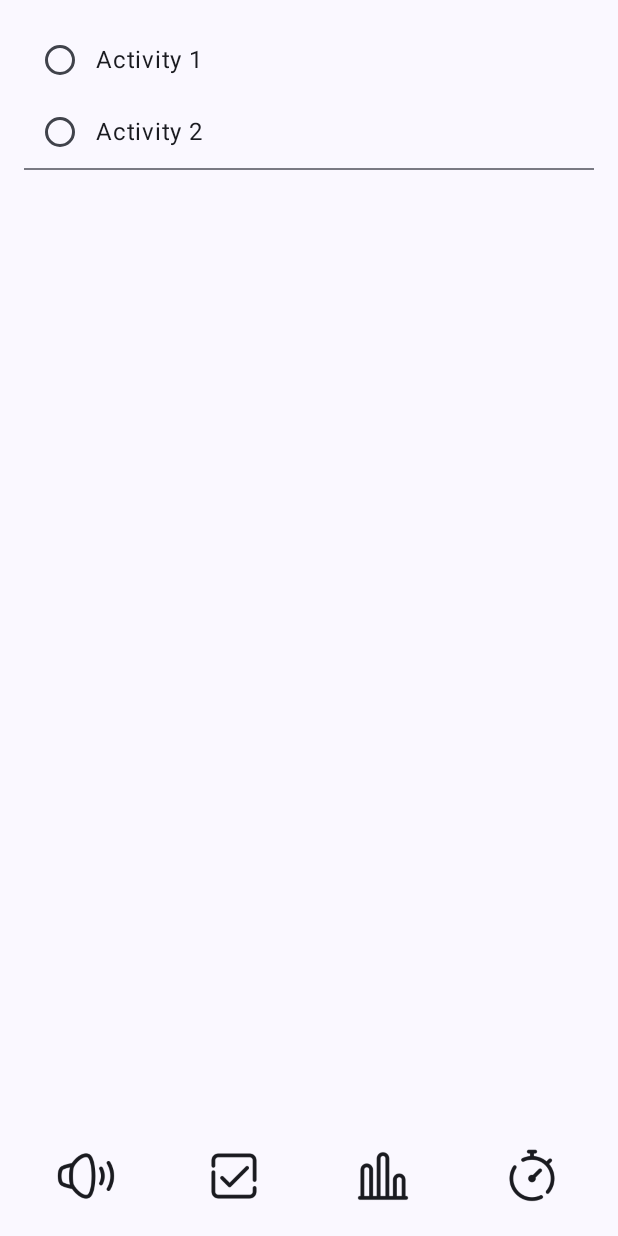
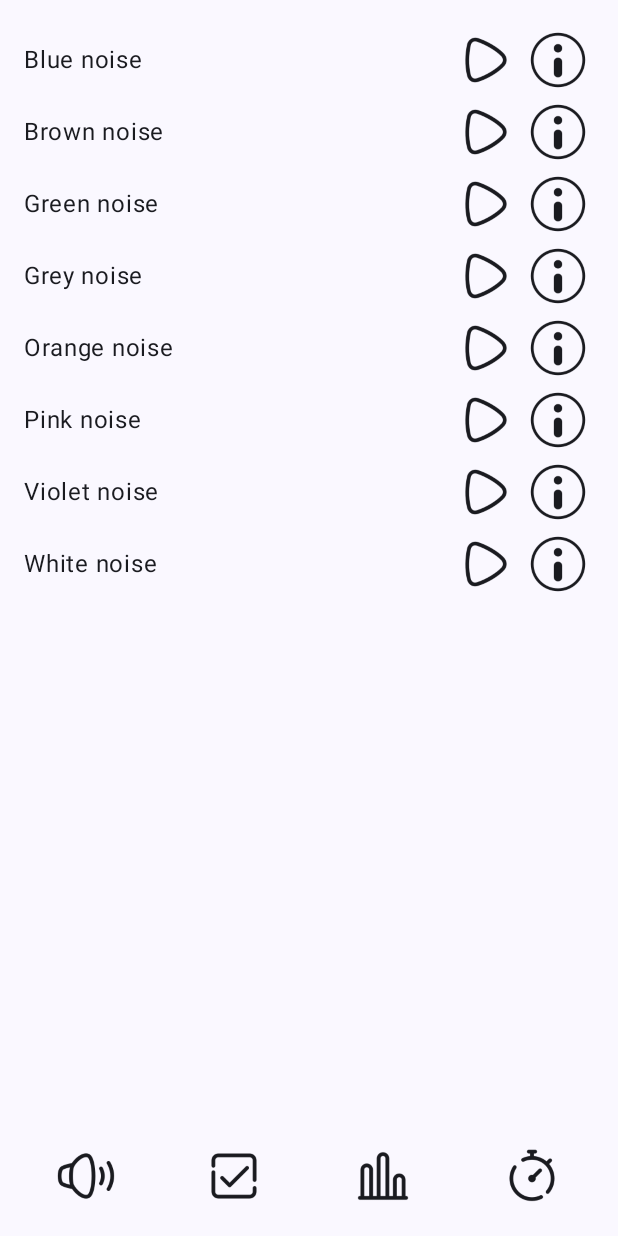
Before and after one commit to Kristina-Uglerova/ProdActivity, an Android app built with Jetpack Compose: the screen it shows after launch (MainActivity), on a phone screen of 412 x 824 dp. Run offline under Robolectric (Android 15) with nearby library versions, the phone set to English and light mode, and no system bars.

Commit message:
Noises player implementation

```diff
--- a/app/src/main/java/com/example/prodactivity/ProdActivityScreen.kt
+++ b/app/src/main/java/com/example/prodactivity/ProdActivityScreen.kt
@@ -63,7 +63,7 @@ fun ProdActivityApp (
             composable(route = ProdActivityScreen.NoisesScreen.name) {
                 val context = LocalContext.current
                 NoisesScreen(
-                    options = DataSource.activities.map { id -> context.resources.getString(id) },
+                    options = DataSource.noises,
                     onSelectionChanged = { viewModel.setActivityName(it) },
                     modifier = Modifier.fillMaxHeight()
                 )
--- a/app/src/main/java/com/example/prodactivity/data/DataSource.kt
+++ b/app/src/main/java/com/example/prodactivity/data/DataSource.kt
@@ -1,10 +1,17 @@
 package com.example.prodactivity.data
 
+import android.content.Context
 import com.example.prodactivity.R
 
 object DataSource {
-    val activities = listOf(
-        R.string.activity_1,
-        R.string.activity_2
+    val noises = listOf(
+        NoiseItem(R.string.blue_noise, R.raw.blue_noise),
+        NoiseItem(R.string.brown_noise, R.raw.brown_noise),
+        NoiseItem(R.string.green_noise, R.raw.green_noise),
+        NoiseItem(R.string.grey_noise, R.raw.grey_noise),
+        NoiseItem(R.string.orange_noise, R.raw.orange_noise),
+        NoiseItem(R.string.pink_noise, R.raw.pink_noise),
+        NoiseItem(R.string.violet_noise, R.raw.violet_noise),
+        NoiseItem(R.string.white_noise, R.raw.white_noise)
     )
 }
--- /dev/null
+++ b/app/src/main/java/com/example/prodactivity/data/NoiseItem.kt
@@ -0,0 +1,27 @@
+package com.example.prodactivity.data
+
+import android.content.Context
+import android.media.MediaPlayer
+
+data class NoiseItem(
+    val nameResId: Int,
+    val soundResId: Int,
+    var isPlaying: Boolean = false,
+    var mediaPlayer: MediaPlayer? = null
+) {
+    fun initializeMediaPlayer(context: Context) {
+        mediaPlayer = MediaPlayer.create(context, soundResId)
+    }
+    fun playPause(context: Context) {
+        if (mediaPlayer == null) {
+            initializeMediaPlayer(context)
+            mediaPlayer!!.isLooping = true
+        }
+        if (mediaPlayer!!.isPlaying) {
+            mediaPlayer!!.pause()
+        } else {
+            mediaPlayer!!.start()
+        }
+        isPlaying = mediaPlayer!!.isPlaying
+    }
+}
--- a/app/src/main/java/com/example/prodactivity/ui/NoisesScreen.kt
+++ b/app/src/main/java/com/example/prodactivity/ui/NoisesScreen.kt
@@ -1,34 +1,41 @@
 package com.example.prodactivity.ui
 
+import android.media.MediaPlayer
 import androidx.compose.foundation.layout.Arrangement
 import androidx.compose.foundation.layout.Column
 import androidx.compose.foundation.layout.Row
-import androidx.compose.foundation.layout.fillMaxHeight
+import androidx.compose.foundation.layout.Spacer
 import androidx.compose.foundation.layout.padding
 import androidx.compose.foundation.selection.selectable
-import androidx.compose.material3.Divider
-import androidx.compose.material3.RadioButton
+import androidx.compose.material3.Icon
+import androidx.compose.material3.IconButton
 import androidx.compose.material3.Text
 import androidx.compose.runtime.Composable
 import androidx.compose.runtime.getValue
 import androidx.compose.runtime.mutableStateOf
+import androidx.compose.runtime.remember
 import androidx.compose.runtime.saveable.rememberSaveable
 import androidx.compose.runtime.setValue
 import androidx.compose.ui.Alignment
 import androidx.compose.ui.Modifier
+import androidx.compose.ui.platform.LocalContext
 import androidx.compose.ui.res.dimensionResource
+import androidx.compose.ui.res.painterResource
+import androidx.compose.ui.res.stringResource
 import androidx.compose.ui.tooling.preview.Preview
 import com.example.prodactivity.R
+import com.example.prodactivity.data.NoiseItem
 import com.example.prodactivity.ui.theme.ProdActivityTheme
-
 @Composable
 fun NoisesScreen(
-    options: List<String>,
+    options: List<NoiseItem>,
     onSelectionChanged: (String) -> Unit = {},
     modifier: Modifier = Modifier
 ) {
     var selectedValue by rememberSaveable { mutableStateOf("") }
-
+    var isPlaying by remember { mutableStateOf(false) }
+    val context = LocalContext.current
+    var actualMediaPlayer by remember { mutableStateOf<MediaPlayer?>(null) }
     Column(
         modifier = modifier,
         verticalArrangement = Arrangement.SpaceBetween
@@ -37,28 +44,54 @@ fun NoisesScreen(
             options.forEach { item ->
                 Row(
                     modifier = Modifier.selectable(
-                        selected = selectedValue == item,
+                        selected = selectedValue == item.nameResId.toString(),
                         onClick = {
-                            selectedValue = item
-                            onSelectionChanged(item)
+                            selectedValue = item.nameResId.toString()
+                            onSelectionChanged(item.nameResId.toString())
                         }
                     ),
                     verticalAlignment = Alignment.CenterVertically
                 ) {
-                    RadioButton(
-                        selected = selectedValue == item,
+                    Text(stringResource(item.nameResId))
+                    Spacer(modifier = Modifier.weight(1f))
+                    IconButton(
                         onClick = {
-                            selectedValue = item
-                            onSelectionChanged(item)
+                            //if(actualMediaPlayer != null && actualMediaPlayer!!.isPlaying) {
+                              //  actualMediaPlayer!!.stop()
+                            //}
+                            item.playPause(context)
+                            isPlaying = item.isPlaying;
+                            //if(item.mediaPlayer!!.isPlaying) {
+                              //  actualMediaPlayer = item.mediaPlayer
+                            //}
                         }
-                    )
-                    Text(item)
+                    ) {
+                        Icon(
+                            painter = painterResource(
+                                if (item.isPlaying) R.drawable.noise_pause_icon else R.drawable.noise_play_icon
+                            ),
+                            contentDescription = stringResource(
+                                if (isPlaying) R.string.pause_icon else R.string.play_icon
+                            )
+                        )
+                    }
+                    IconButton(
+                        onClick = { }
+                    ) {
+                        Icon(
+                            painter = painterResource(R.drawable.noise_info_icon),
+                            contentDescription = stringResource(R.string.info_icon)
+                        )
+                    }
+                    //RadioButton(
+                        //selected = selectedValue == item,
+                        //onClick = {
+                           // selectedValue = item
+                            //onSelectionChanged(item)
+                        //}
+                    //)
                 }
             }
-            Divider(
-                thickness = dimensionResource(R.dimen.thickness_divider),
-                modifier = Modifier.padding(bottom = dimensionResource(R.dimen.padding_medium))
-            )
         }
     }
 }
@@ -67,9 +100,9 @@ fun NoisesScreen(
 @Composable
 fun NoisesScreenPreview() {
     ProdActivityTheme {
-        NoisesScreen(
-            options = listOf("Option 1", "Option 2", "Option 3", "Option 4"),
-            modifier = Modifier.fillMaxHeight()
-        )
+        //NoisesScreen(
+            //options = listOf("Option 1", "Option 2", "Option 3", "Option 4"),
+            //modifier = Modifier.fillMaxHeight()
+        //)
     }
 }
--- a/app/src/main/res/values/strings.xml
+++ b/app/src/main/res/values/strings.xml
@@ -1,12 +1,21 @@
 <resources>
     <string name="app_name">ProdActivity</string>
     <string name="title_activity_main">MainActivity</string>
-    <string name="menu_item_1">Menu 1</string>
-    <string name="menu_item_2">Menu 2</string>
-    <string name="menu_item_3">Menu 3</string>
-    <string name="menu_item_4">Menu 4</string>
-    <string name="activity_1">Activity 1</string>
-    <string name="activity_2">Activity 2</string>
+    <string name="menu_item_1">noises</string>
+    <string name="menu_item_2">goals</string>
+    <string name="menu_item_3">stats</string>
+    <string name="menu_item_4">timers</string>
+    <string name="play_icon">play</string>
+    <string name="info_icon">info</string>
+    <string name="pause_icon">pause</string>
+    <string name="blue_noise">Blue noise</string>
+    <string name="brown_noise">Brown noise</string>
+    <string name="green_noise">Green noise</string>
+    <string name="grey_noise">Grey noise</string>
+    <string name="orange_noise">Orange noise</string>
+    <string name="pink_noise">Pink noise</string>
+    <string name="violet_noise">Violet noise</string>
+    <string name="white_noise">White noise</string>
     <string name="second_screen_text">Test on second screen</string>
     <string name="third_screen_text">Test on third screen\nasdf\nasdf</string>
     <string name="fourth_screen_text">Test on fourth screen</string>
```
Also changed, not shown: 8 other files.
